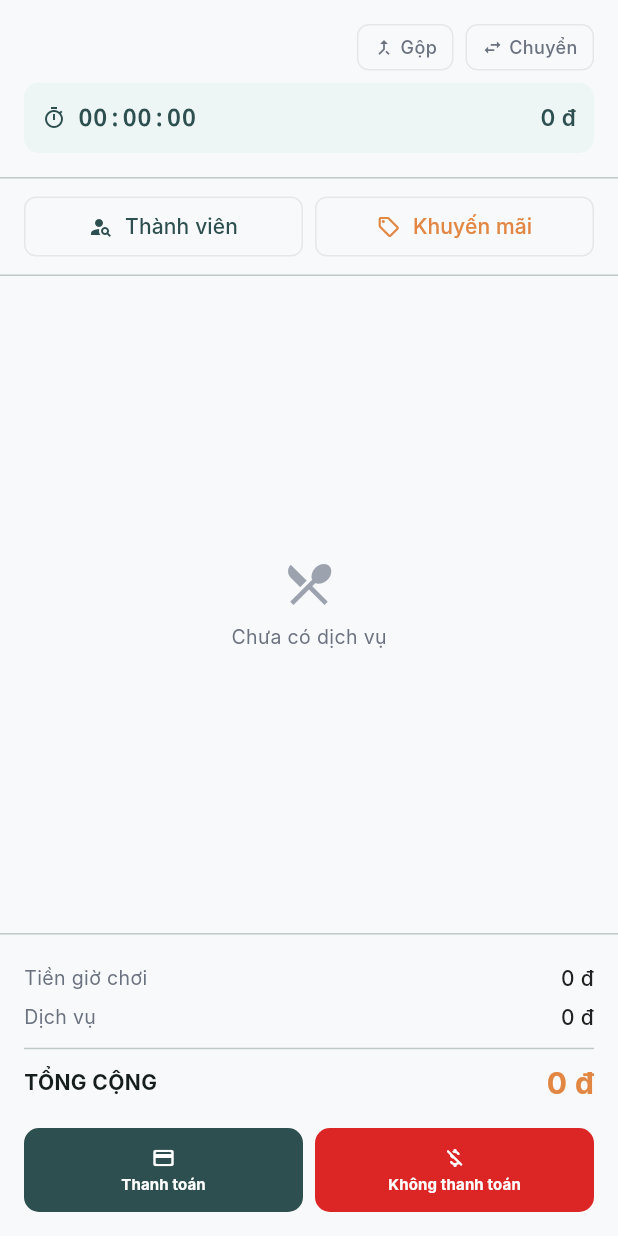
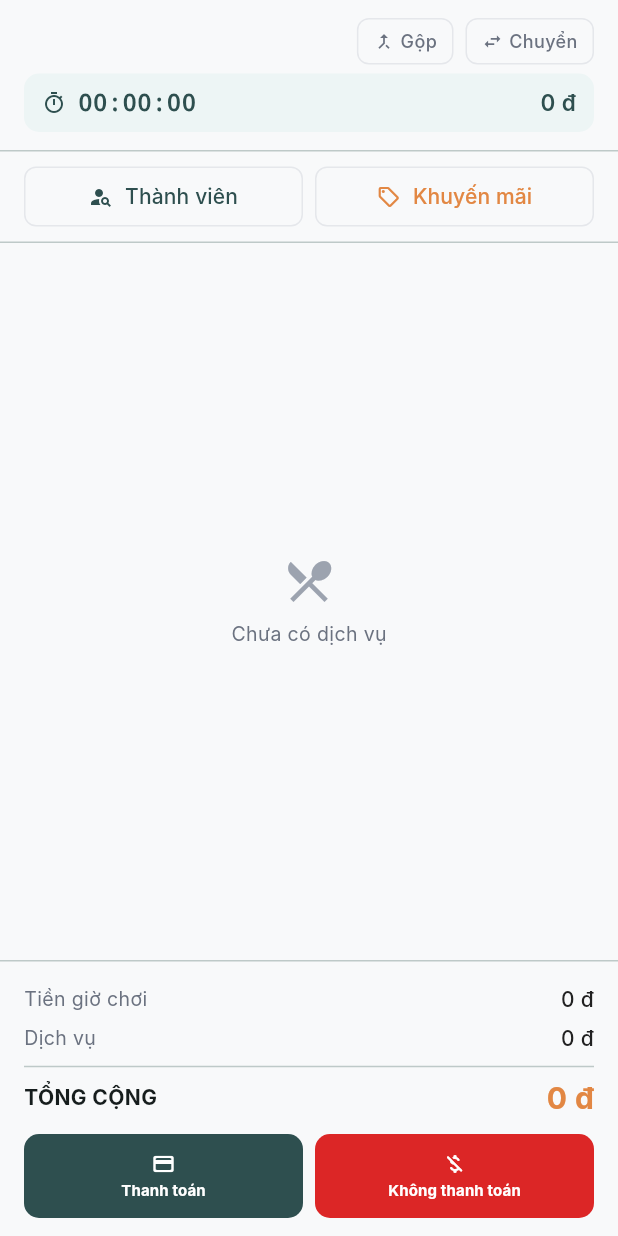
Before and after one commit to hieupaypay105/billiard_pos, a Flutter app: the _InvoicePanel widget shown alone on an empty page, opened directly with empty values, on a phone screen of 412 x 824 dp. Run offline on Flutter 3.47's test engine with Material 3 defaults, Android fonts, the phone set to English and light mode, and no system bars; our stand-ins replace connectivity_plus, dio, equatable, fl_chart, flutter_riverpod, go_router and 6 more; missing offline and left inert: flutter_libserialport; accounts and stored records are empty; network calls fail; Roboto replaces fonts that are missing (Inter); project files that could hold a hidden picture were left out.

Commit message:
refactor: optimize padding and spacing in tables screen UI for better visual balance

```diff
--- a/apps/billiard_desktop/lib/features/tables/tables_screen.dart
+++ b/apps/billiard_desktop/lib/features/tables/tables_screen.dart
@@ -1304,7 +1304,7 @@ class _InvoicePanel extends ConsumerWidget {
       children: [
         // ── Header ──
         Container(
-          padding: const EdgeInsets.all(16),
+          padding: const EdgeInsets.symmetric(horizontal: 16, vertical: 12),
           child: Column(
             crossAxisAlignment: CrossAxisAlignment.start,
             children: [
@@ -1330,11 +1330,11 @@ class _InvoicePanel extends ConsumerWidget {
                   ),
                 ],
               ),
-              const SizedBox(height: 8),
+              const SizedBox(height: 6),
               // Timer display
               if (rate > 0)
                 Container(
-                  padding: const EdgeInsets.all(12),
+                  padding: const EdgeInsets.symmetric(horizontal: 12, vertical: 8),
                   decoration: BoxDecoration(
                     color: AppColors.primarySurface,
                     borderRadius: BorderRadius.circular(10),
@@ -1437,7 +1437,7 @@ class _InvoicePanel extends ConsumerWidget {
 
         // ── Member + Discount Actions ──
         Padding(
-          padding: const EdgeInsets.symmetric(horizontal: 16, vertical: 8),
+          padding: const EdgeInsets.symmetric(horizontal: 16, vertical: 6),
           child: Row(
             children: [
               Expanded(
@@ -1450,7 +1450,7 @@ class _InvoicePanel extends ConsumerWidget {
                   style: OutlinedButton.styleFrom(
                     foregroundColor: AppColors.primary,
                     side: const BorderSide(color: AppColors.border),
-                    padding: const EdgeInsets.symmetric(vertical: 10),
+                    padding: const EdgeInsets.symmetric(vertical: 8),
                     shape: RoundedRectangleBorder(borderRadius: BorderRadius.circular(8)),
                   ),
                 ),
@@ -1466,7 +1466,7 @@ class _InvoicePanel extends ConsumerWidget {
                   style: OutlinedButton.styleFrom(
                     foregroundColor: AppColors.accent,
                     side: const BorderSide(color: AppColors.border),
-                    padding: const EdgeInsets.symmetric(vertical: 10),
+                    padding: const EdgeInsets.symmetric(vertical: 8),
                     shape: RoundedRectangleBorder(borderRadius: BorderRadius.circular(8)),
                   ),
                 ),
@@ -1516,7 +1516,7 @@ class _InvoicePanel extends ConsumerWidget {
 
         // ── Total & Payment ──
         Container(
-          padding: const EdgeInsets.all(16),
+          padding: const EdgeInsets.symmetric(horizontal: 16, vertical: 12),
           child: Column(
             children: [
               // Summary rows
@@ -1528,7 +1528,7 @@ class _InvoicePanel extends ConsumerWidget {
                   'Chiết khấu (${discountPercent.toInt()}%)',
                   '-${_fmtCurrency(discountAmount)}',
                 ),
-              const Divider(height: 16),
+              const Divider(height: 12),
               Row(
                 children: [
                   const Text('TỔNG CỘNG',
@@ -1543,7 +1543,7 @@ class _InvoicePanel extends ConsumerWidget {
                   ),
                 ],
               ),
-              const SizedBox(height: 16),
+              const SizedBox(height: 10),
               // Payment buttons (Stop Timer button removed from here)
               Row(
                 children: [
@@ -1890,7 +1890,7 @@ class _InvoicePanelForUnpaid extends ConsumerWidget {
       children: [
         // ── Header ──
         Container(
-          padding: const EdgeInsets.all(16),
+          padding: const EdgeInsets.symmetric(horizontal: 16, vertical: 12),
           child: Column(
             crossAxisAlignment: CrossAxisAlignment.start,
             children: [
@@ -1919,11 +1919,11 @@ class _InvoicePanelForUnpaid extends ConsumerWidget {
                   ),
                 ],
               ),
-              const SizedBox(height: 8),
+              const SizedBox(height: 6),
               // Timer display (Static / Frozen)
               if (rate > 0)
                 Container(
-                  padding: const EdgeInsets.all(12),
+                  padding: const EdgeInsets.symmetric(horizontal: 12, vertical: 8),
                   decoration: BoxDecoration(
                     color: AppColors.accent.withOpacity(0.1),
                     borderRadius: BorderRadius.circular(10),
@@ -2025,7 +2025,7 @@ class _InvoicePanelForUnpaid extends ConsumerWidget {
 
         // ── Member + Discount Actions ──
         Padding(
-          padding: const EdgeInsets.symmetric(horizontal: 16, vertical: 8),
+          padding: const EdgeInsets.symmetric(horizontal: 16, vertical: 6),
           child: Row(
             children: [
               Expanded(
@@ -2038,7 +2038,7 @@ class _InvoicePanelForUnpaid extends ConsumerWidget {
                   style: OutlinedButton.styleFrom(
                     foregroundColor: AppColors.primary,
                     side: const BorderSide(color: AppColors.border),
-                    padding: const EdgeInsets.symmetric(vertical: 10),
+                    padding: const EdgeInsets.symmetric(vertical: 8),
                     shape: RoundedRectangleBorder(borderRadius: BorderRadius.circular(8)),
                   ),
                 ),
@@ -2054,7 +2054,7 @@ class _InvoicePanelForUnpaid extends ConsumerWidget {
                   style: OutlinedButton.styleFrom(
                     foregroundColor: AppColors.accent,
                     side: const BorderSide(color: AppColors.border),
-                    padding: const EdgeInsets.symmetric(vertical: 10),
+                    padding: const EdgeInsets.symmetric(vertical: 8),
                     shape: RoundedRectangleBorder(borderRadius: BorderRadius.circular(8)),
                   ),
                 ),
@@ -2104,7 +2104,7 @@ class _InvoicePanelForUnpaid extends ConsumerWidget {
 
         // ── Total & Payment ──
         Container(
-          padding: const EdgeInsets.all(16),
+          padding: const EdgeInsets.symmetric(horizontal: 16, vertical: 12),
           child: Column(
             children: [
               // Summary rows
@@ -2116,7 +2116,7 @@ class _InvoicePanelForUnpaid extends ConsumerWidget {
                   'Chiết khấu (${discountPercent.toInt()}%)',
                   '-${_fmtCurrency(discountAmount)}',
                 ),
-              const Divider(height: 16),
+              const Divider(height: 12),
               Row(
                 children: [
                   const Text('TỔNG CỘNG',
@@ -2131,7 +2131,7 @@ class _InvoicePanelForUnpaid extends ConsumerWidget {
                   ),
                 ],
               ),
-              const SizedBox(height: 16),
+              const SizedBox(height: 10),
               // Payment methods
               Row(
                 children: [
```
